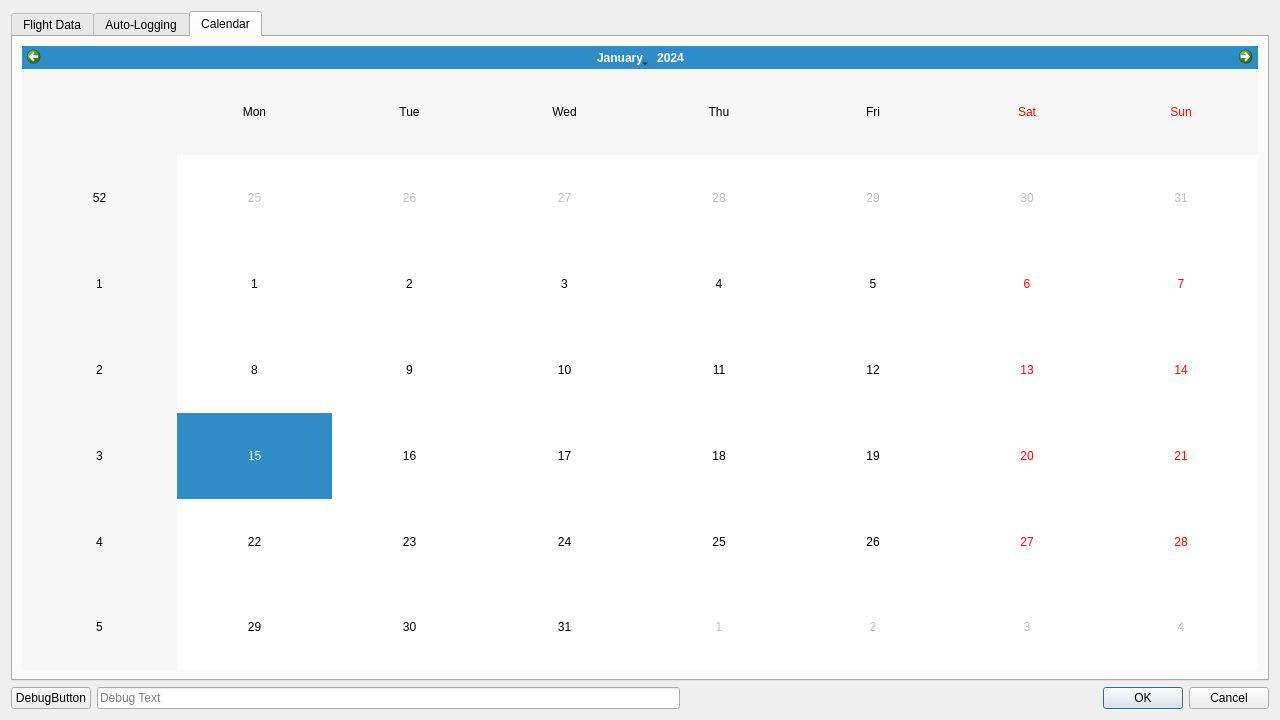
First picture: the form in src/gui/dialogues/newflight.ui, repository fiffty-50/openPilotLog, before the edit.
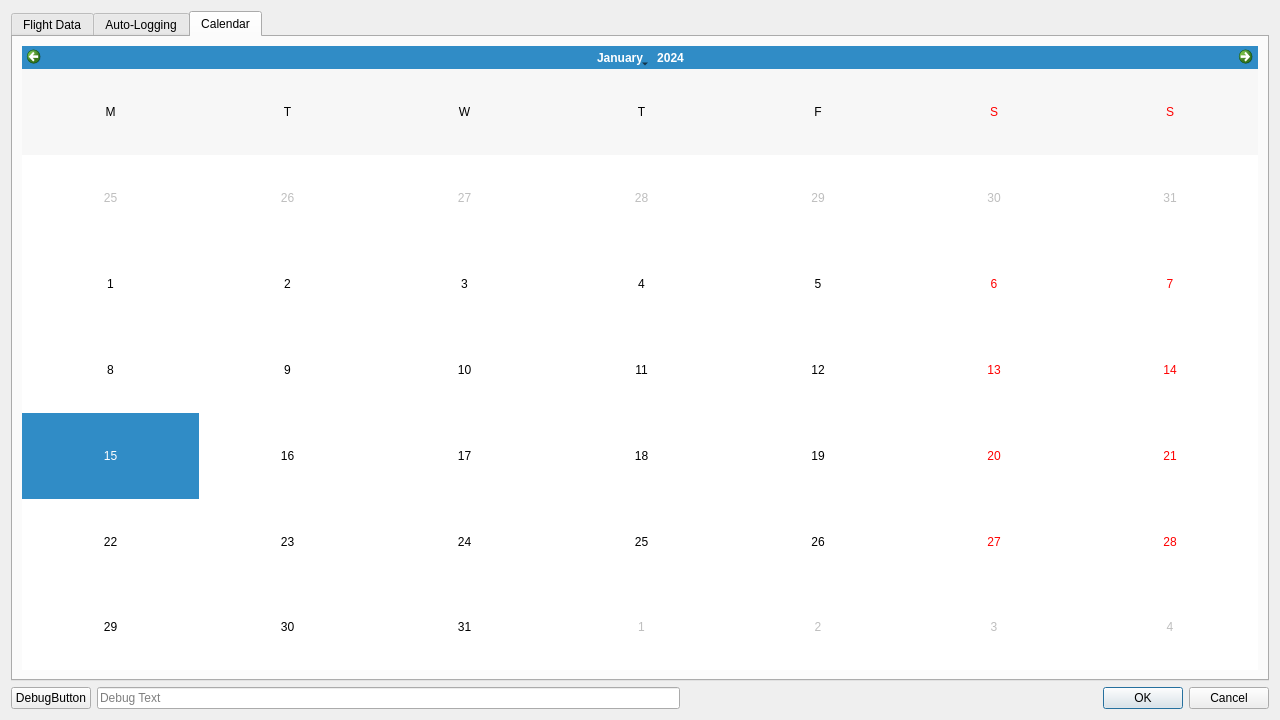
Second picture: the form after the edit. The open tabs and pages were chosen to show the change.

Commit message: new custom Date Edit in NewFlight Dialog

```diff
--- a/src/gui/dialogues/newflight.ui
+++ b/src/gui/dialogues/newflight.ui
@@ -1396,7 +1396,17 @@
       </attribute>
       <layout class="QGridLayout" name="gridLayout_4">
        <item row="0" column="0">
-        <widget class="QCalendarWidget" name="calendarWidget"/>
+        <widget class="QCalendarWidget" name="calendarWidget">
+         <property name="gridVisible">
+          <bool>false</bool>
+         </property>
+         <property name="horizontalHeaderFormat">
+          <enum>QCalendarWidget::SingleLetterDayNames</enum>
+         </property>
+         <property name="verticalHeaderFormat">
+          <enum>QCalendarWidget::NoVerticalHeader</enum>
+         </property>
+        </widget>
        </item>
       </layout>
      </widget>
```
Left out of the diff: 33 changed lines with no effect on the pictures. The commit also changes 1 other file.
